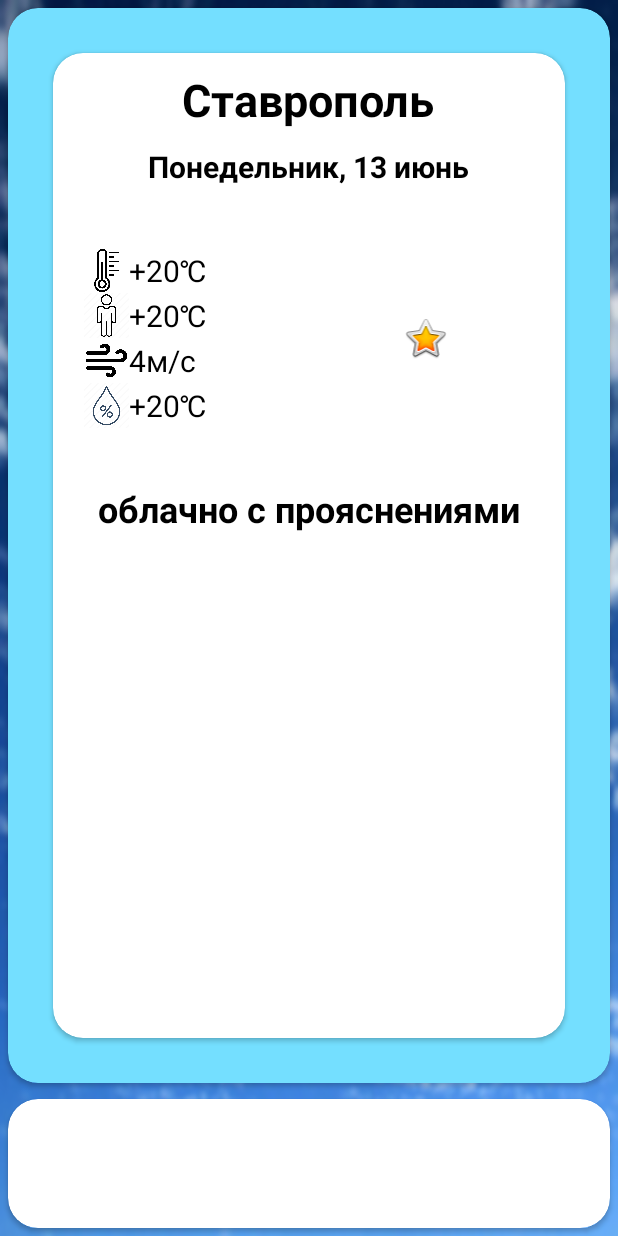
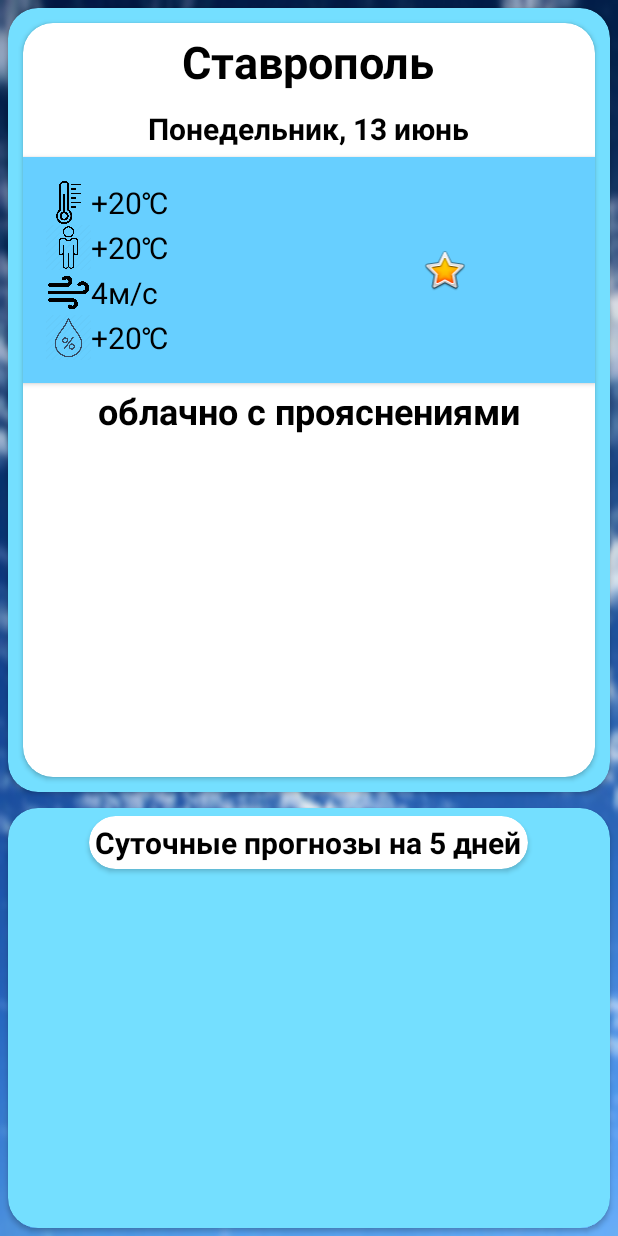
Before and after one commit to Halmetov-Samir/WeatherApp, an Android app: the layout activity_main.xml on its own in the app's theme, with its tools: preview values and no code run, on a phone screen of 412 x 824 dp. Run offline under Robolectric (Android 15) with nearby library versions, the phone set to English and light mode, and no system bars.

Commit message:
добавление иконок, небольшой редизайн

```diff
--- a/app/src/main/AndroidManifest.xml
+++ b/app/src/main/AndroidManifest.xml
@@ -11,7 +11,7 @@
         android:usesCleartextTraffic="true"
         android:dataExtractionRules="@xml/data_extraction_rules"
         android:fullBackupContent="@xml/backup_rules"
-        android:icon="@mipmap/ic_launcher"
+        android:icon="@drawable/main_icon"
         android:label="@string/app_name"
         android:roundIcon="@mipmap/ic_launcher_round"
         android:supportsRtl="true"
--- a/app/src/main/java/com/samsa/weatherapp/forecastdialog/ForecastDialogFragment.kt
+++ b/app/src/main/java/com/samsa/weatherapp/forecastdialog/ForecastDialogFragment.kt
@@ -52,7 +52,7 @@ class ForecastDialogFragment : DialogFragment() {
     override fun onStart() {
         super.onStart()
         val width = (resources.displayMetrics.widthPixels * 0.85).toInt()
-        val height = ViewGroup.LayoutParams.WRAP_CONTENT
+        val height = (resources.displayMetrics.heightPixels * 0.60).toInt()
 
         dialog?.window?.setLayout(width, height)
     }
--- a/app/src/main/res/layout/activity_main.xml
+++ b/app/src/main/res/layout/activity_main.xml
@@ -26,7 +26,7 @@
                 android:layout_width="match_parent"
                 android:layout_height="match_parent"
                 android:layout_gravity="center"
-                android:layout_margin="30dp"
+                android:layout_margin="10dp"
                 android:backgroundTint="#FFFFFF"
                 android:padding="5dp"
                 app:cardBackgroundColor="#FFFFFF"
@@ -35,8 +35,7 @@
                 <LinearLayout
                     android:layout_width="match_parent"
                     android:layout_height="match_parent"
-                    android:orientation="vertical"
-                    android:padding="5dp">
+                    android:orientation="vertical">
 
                     <TextView
                         android:id="@+id/tvCity"
@@ -65,11 +64,16 @@
                         android:textSize="20sp"
                         android:textStyle="bold" />
 
+                    <androidx.cardview.widget.CardView
+                        android:layout_width="match_parent"
+                        android:layout_height="wrap_content"
+                        android:layout_weight="0"
+                        android:backgroundTint="#67CFFF"
+                        app:cardCornerRadius="0dp">
+
                         <LinearLayout
                             android:layout_width="match_parent"
                             android:layout_height="wrap_content"
-                        android:layout_marginTop="20dp"
-                        android:layout_marginBottom="20dp"
                             android:layout_weight="0"
                             android:orientation="horizontal"
                             android:padding="10dp">
@@ -192,6 +196,7 @@
                                 android:backgroundTint="#EDE6E6"
                                 app:srcCompat="@android:drawable/btn_star_big_on" />
                         </LinearLayout>
+                    </androidx.cardview.widget.CardView>
 
                     <TextView
                         android:id="@+id/tvDescription"
@@ -213,18 +218,53 @@
 
         <androidx.cardview.widget.CardView
             android:layout_width="match_parent"
-            android:layout_height="wrap_content"
+            android:layout_height="280dp"
             android:layout_margin="5dp"
-            android:layout_weight="1"
+            android:backgroundTint="#74DFFF"
             app:cardBackgroundColor="#FFFFFF"
             app:cardCornerRadius="20dp">
+
+            <LinearLayout
+                android:layout_width="match_parent"
+                android:layout_height="match_parent"
+                android:orientation="vertical">
+
+                <androidx.cardview.widget.CardView
+                    android:layout_width="wrap_content"
+                    android:layout_height="wrap_content"
+                    android:layout_gravity="center"
+                    android:layout_margin="5dp"
+                    android:backgroundTint="#FFFFFF"
+                    app:cardBackgroundColor="#FFFFFF"
+                    app:cardCornerRadius="100dp">
+
+                    <TextView
+                        android:id="@+id/textView"
+                        android:layout_width="wrap_content"
+                        android:layout_height="wrap_content"
+                        android:layout_gravity="center"
+                        android:layout_margin="4dp"
+                        android:gravity="center"
+                        android:text="Суточные прогнозы на 5 дней"
+                        android:textColor="#000000"
+                        android:textSize="20sp"
+                        android:textStyle="bold" />
+                </androidx.cardview.widget.CardView>
+
+                <androidx.cardview.widget.CardView
+                    android:layout_width="match_parent"
+                    android:layout_height="wrap_content"
+                    android:backgroundTint="#67CFFF"
+                    app:cardMaxElevation="0dp">
 
                     <androidx.recyclerview.widget.RecyclerView
                         android:id="@+id/RecycleForecast"
                         android:layout_width="match_parent"
                         android:layout_height="match_parent"
-                android:layout_margin="10dp"
                         android:orientation="horizontal" />
+                </androidx.cardview.widget.CardView>
+
+            </LinearLayout>
 
         </androidx.cardview.widget.CardView>
     </LinearLayout>
```
Also changed, not shown: app/src/main/res/drawable/main_icon.png (added). Lines whose indentation alone changed are shown as unchanged.
